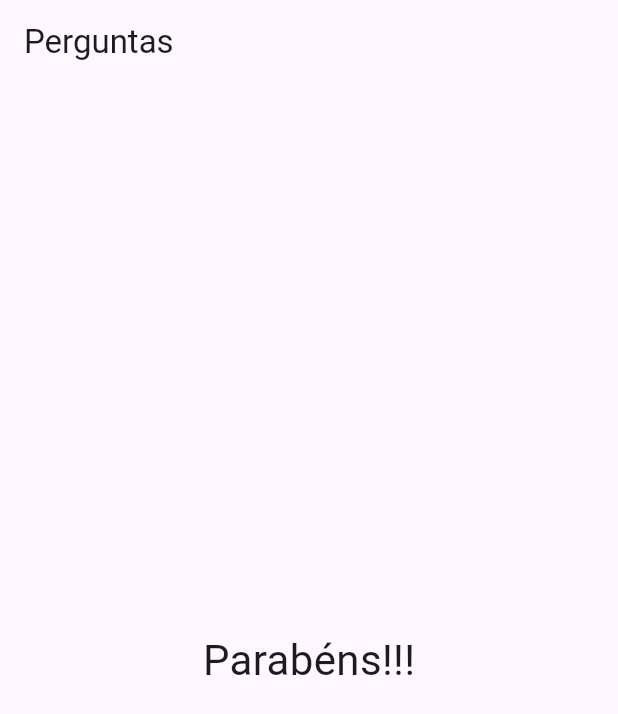
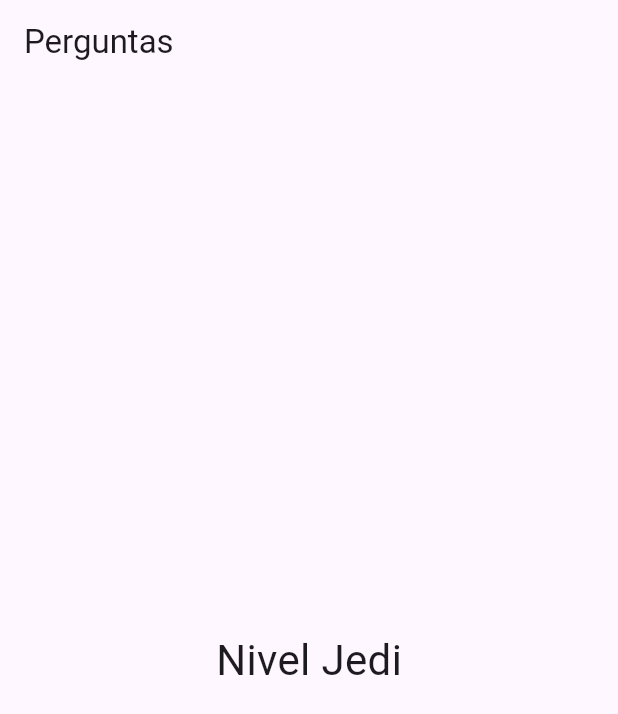
Before and after one commit to vinifred1003/My_first_flutter_project, a Flutter app: the screen it shows after launch, after a tap on "Preto", after a tap on "Gato", after a tap on "Leo", on a phone screen of 412 x 824 dp. Shown: the top 714 px of the screen. Run offline on Flutter 3.47's test engine with Material 3 defaults, Android fonts, the phone set to English and light mode, and no system bars.

Commit message:
Resultados diferentes

```diff
--- a/lib/main.dart
+++ b/lib/main.dart
@@ -99,7 +99,7 @@ class PerguntaAppState extends State<PerguntaApp> {
                 perguntaSelecionada: perguntaSelecionada,
                 quandoResponder: responder,
               )
-            : const Resultado("Parabéns!!!"),
+            : Resultado(pontuacaoTotal),
       ),
     );
   }
--- a/lib/resultado.dart
+++ b/lib/resultado.dart
@@ -1,14 +1,26 @@
 import 'package:flutter/material.dart';
 
 class Resultado extends StatelessWidget {
-  final String mensagemFinal;
-  const Resultado(this.mensagemFinal, {super.key});
+  final int pontuacao;
+  const Resultado(this.pontuacao, {super.key});
+
+  String get fraseResultado {
+    if (pontuacao < 8) {
+      return 'Parabens!';
+    } else if (pontuacao < 12) {
+      return 'Você é bom';
+    } else if (pontuacao < 16) {
+      return 'Você é impressionante';
+    } else {
+      return 'Nivel Jedi';
+    }
+  }
 
   @override
   Widget build(BuildContext context) {
     return Center(
       child: Text(
-        mensagemFinal,
+        fraseResultado,
         style: const TextStyle(fontSize: 28),
       ),
     );
```
